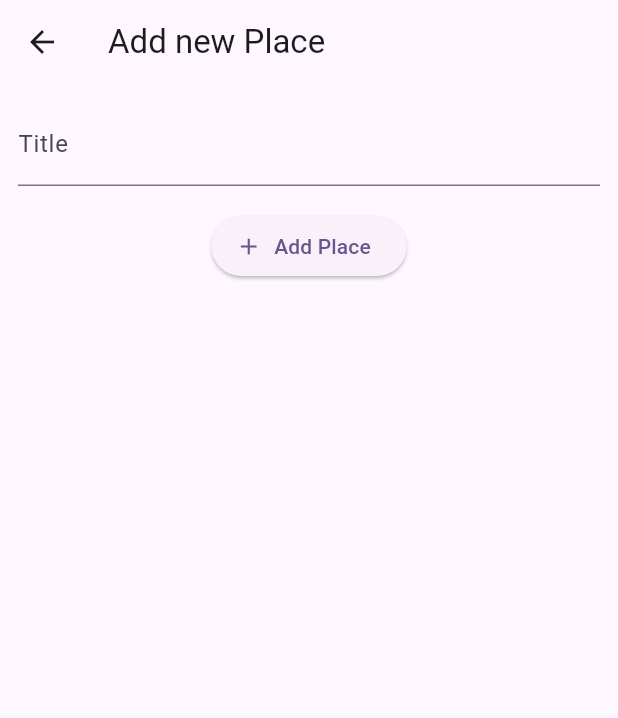
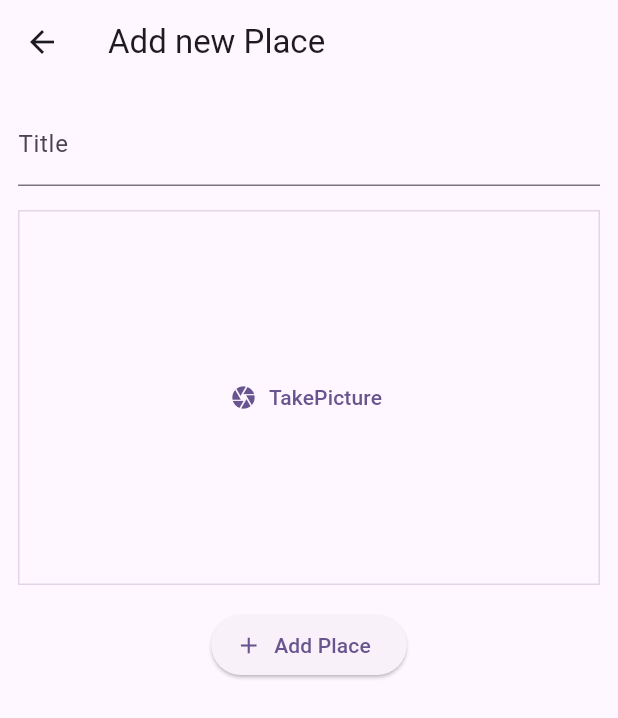
Before and after one commit to gunesserenay/flutter_favorite_places, a Flutter app: the AddPlaceScreen screen opened directly, on a phone screen of 412 x 824 dp. Shown: the top 718 px of the screen. Run offline on Flutter 3.47's test engine with Material 3 defaults, Android fonts, the phone set to English and light mode, and no system bars; our stand-ins replace flutter_riverpod.

Commit message:
Image input widget added

```diff
--- a/lib/screens/add_place.dart
+++ b/lib/screens/add_place.dart
@@ -1,5 +1,6 @@
 import 'package:flutter/material.dart';
 import 'package:flutter_favorite_places/providers/user_places.dart';
+import 'package:flutter_favorite_places/widgets/image_input.dart';
 import 'package:flutter_riverpod/flutter_riverpod.dart';
 
 class AddPlaceScreen extends ConsumerStatefulWidget {
@@ -48,6 +49,10 @@ class _AddPlaceScreenState extends ConsumerState<AddPlaceScreen> {
                 color: Theme.of(context).colorScheme.onSurface,
               ),
             ),
+            const SizedBox(
+              height: 16,
+            ),
+            ImageInput(),
             const SizedBox(height: 16),
             ElevatedButton.icon(
               onPressed: _savePlace,
--- /dev/null
+++ b/lib/widgets/image_input.dart
@@ -0,0 +1,29 @@
+import 'package:flutter/material.dart';
+
+class ImageInput extends StatefulWidget {
+  const ImageInput({super.key});
+
+  @override
+  State<ImageInput> createState() => _ImageInputState();
+}
+
+class _ImageInputState extends State<ImageInput> {
+  void _takePicture() {}
+  @override
+  Widget build(BuildContext context) {
+    return Container(
+      decoration: BoxDecoration(
+          border: Border.all(
+              width: 1,
+              color: Theme.of(context).colorScheme.primary.withOpacity(0.2))),
+      height: 250,
+      width: double.infinity,
+      alignment: Alignment.center,
+      child: TextButton.icon(
+        icon: const Icon(Icons.camera),
+        label: const Text('TakePicture'),
+        onPressed: _takePicture,
+      ),
+    );
+  }
+}
```
